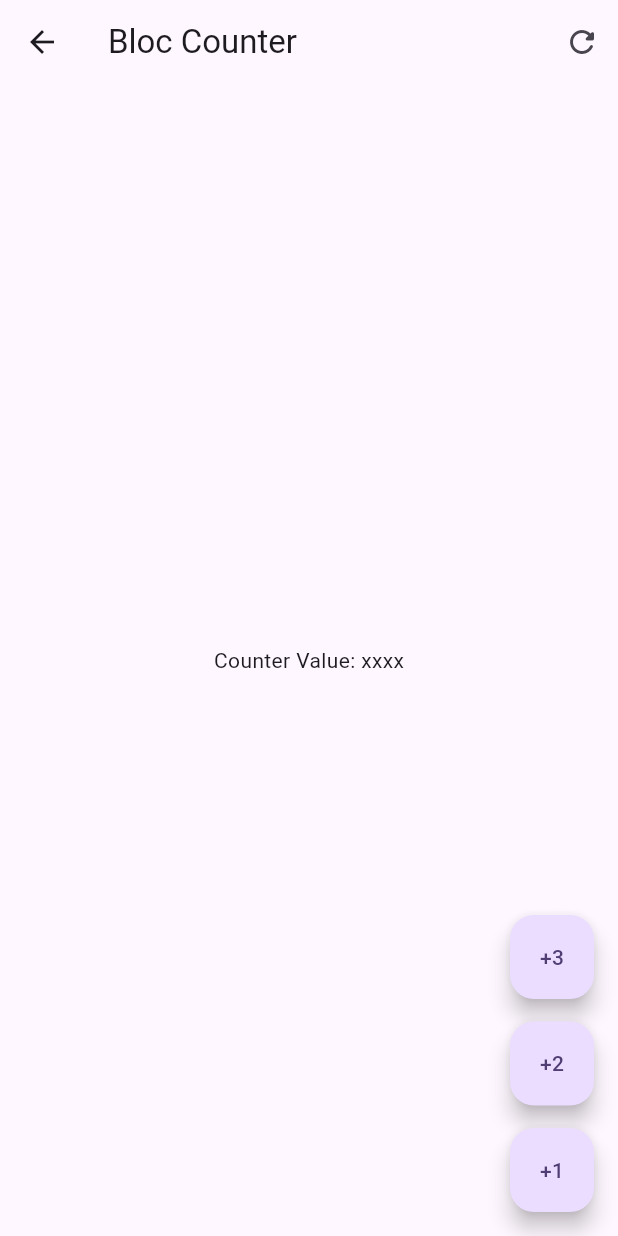
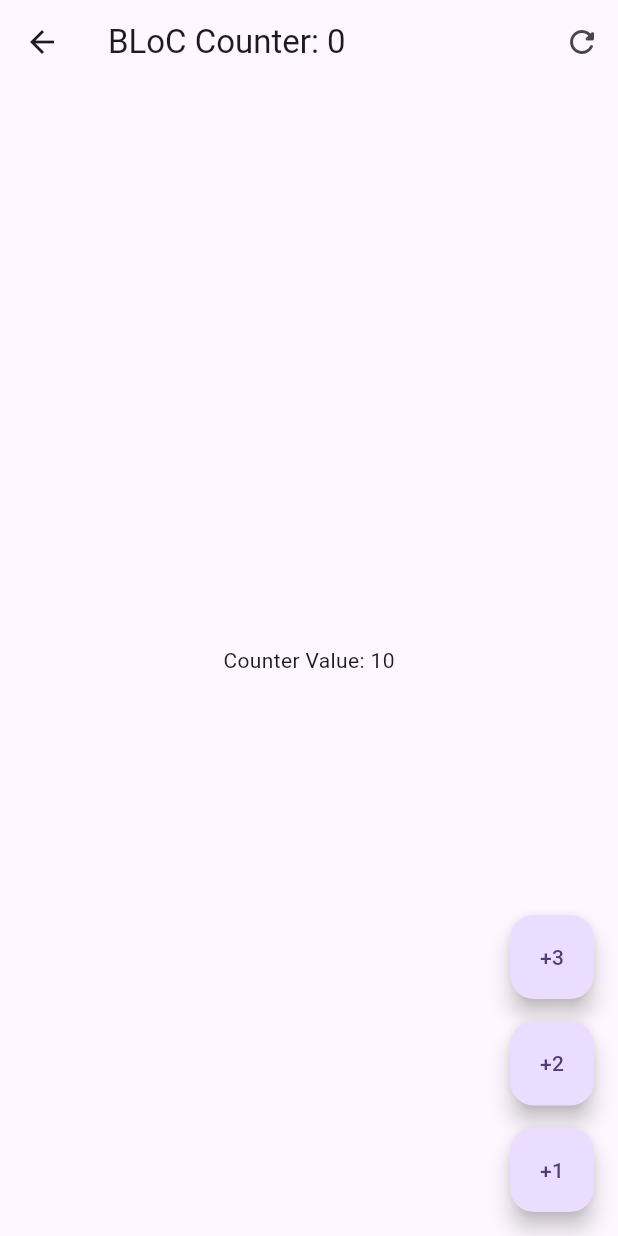
Before and after one commit to Joseeop/forms_app, a Flutter app: the screen it shows after launch, after a tap on "Bloc", on a phone screen of 412 x 824 dp. Run offline on Flutter 3.47's test engine with Material 2 defaults, Android fonts, the phone set to English and light mode, and no system bars; our stand-ins replace equatable, flutter_bloc, go_router.

Commit message:
Implementado counterBloc

```diff
--- a/lib/presentation/blocs/counter_bloc/counter_bloc.dart
+++ b/lib/presentation/blocs/counter_bloc/counter_bloc.dart
@@ -10,6 +10,7 @@ part 'counter_state.dart';
 class CounterBloc extends Bloc<CounterEvent, CounterState> {
   CounterBloc() : super(const CounterState()) {
     on<CounterIncreased>(_onCounterIncreased);
+    on<CounterReset>(_onCounterReset);
 
   }
 
@@ -19,4 +20,12 @@ class CounterBloc extends Bloc<CounterEvent, CounterState> {
         transactionCount: state.transactionCount +1
       ));
     }
+
+void _onCounterReset(CounterReset event, Emitter<CounterState> emit){
+    emit(state.copyWith(
+        counter: 0,
+        //transactionCount: state.transactionCount +1
+      ));
+    }
+
   }
--- a/lib/presentation/blocs/counter_bloc/counter_event.dart
+++ b/lib/presentation/blocs/counter_bloc/counter_event.dart
@@ -12,3 +12,7 @@ class CounterIncreased extends CounterEvent{
 
   const CounterIncreased(this.value);
 }
+
+//CounterReset
+
+class CounterReset extends CounterEvent{}
--- a/lib/presentation/screens/bloc_counter_screen.dart
+++ b/lib/presentation/screens/bloc_counter_screen.dart
@@ -1,4 +1,6 @@
 import 'package:flutter/material.dart';
+import 'package:flutter_bloc/flutter_bloc.dart';
+import 'package:form_app/presentation/blocs/counter_bloc/counter_bloc.dart';
 
 
 
@@ -7,37 +9,60 @@ class BlocCounterScreen extends StatelessWidget {
 
   @override
   Widget build(BuildContext context) {
+    return  BlocProvider(
+      create: (_) => CounterBloc(),
+      child: const BlocCounterView());
+  }
+}
+
+class BlocCounterView extends StatelessWidget {
+  const BlocCounterView({
+    super.key,
+  });
+
+
+  void increaseCounterBy(BuildContext context, [int value = 1]){
+    context.read<CounterBloc>()
+    .add(CounterIncreased(value));
+
+  }
+
+  @override
+  Widget build(BuildContext context) {
+    final counterState = context.watch<CounterBloc>().state;
     return Scaffold(
       appBar: AppBar(
-        title: const Text('Bloc Counter'),
+       title:  Text('BLoC Counter: ${counterState.transactionCount} '),
         actions: [
           IconButton(
-            onPressed: (){},
+            onPressed: (){
+              context.read<CounterBloc>().add(CounterReset());
+            },
           icon: const Icon(Icons.refresh_rounded))
         ],
       ),
-      body: const Center(
-        child: Text('Counter Value: xxxx'),
+      body:  Center(
+        child: context.select((CounterBloc counterBloc) => Text('Counter Value: ${counterBloc.state.counter}')),
       ),
       floatingActionButton: Column(
         mainAxisAlignment: MainAxisAlignment.end,
         children: [
           FloatingActionButton(
-            onPressed:() => {},
+            onPressed:() => increaseCounterBy(context,3),
           heroTag: '1',
           child: const Text('+3'),
           ),
           const SizedBox(height: 15,
           ),
           FloatingActionButton(
-            onPressed:() => {},
+            onPressed:() => increaseCounterBy(context,2),
           heroTag: '2',
           child: const Text('+2'),
           ),
           const SizedBox(height: 15,
           ),
           FloatingActionButton(
-            onPressed:() => {},
+            onPressed:() => increaseCounterBy(context),
           heroTag: '3',
           child: const Text('+1'),
           ),
```
